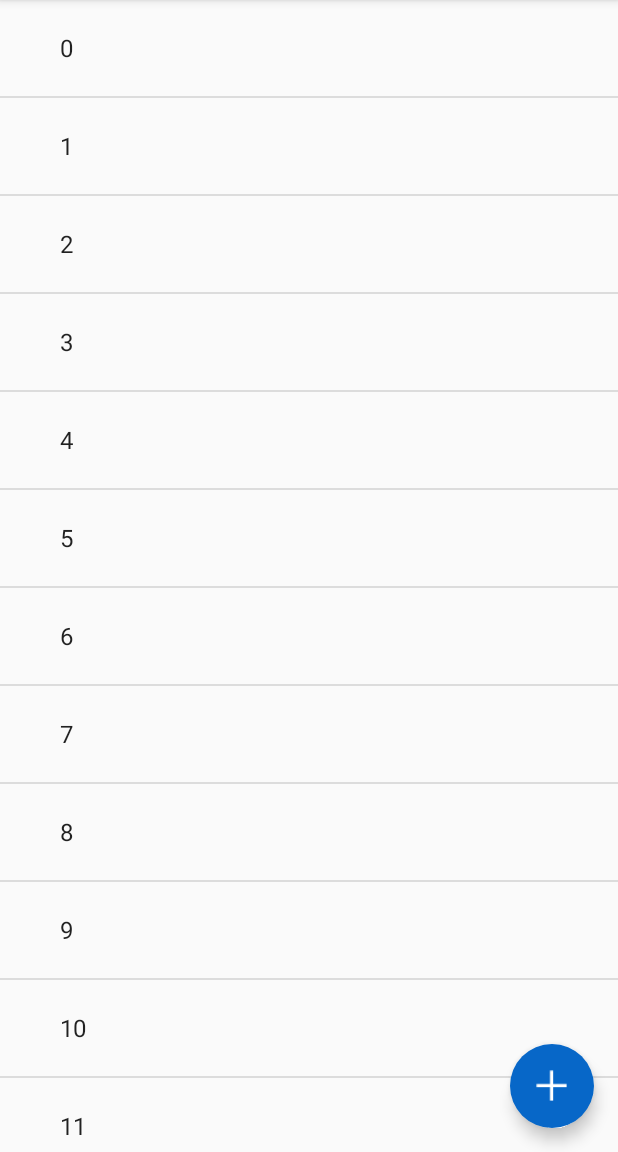
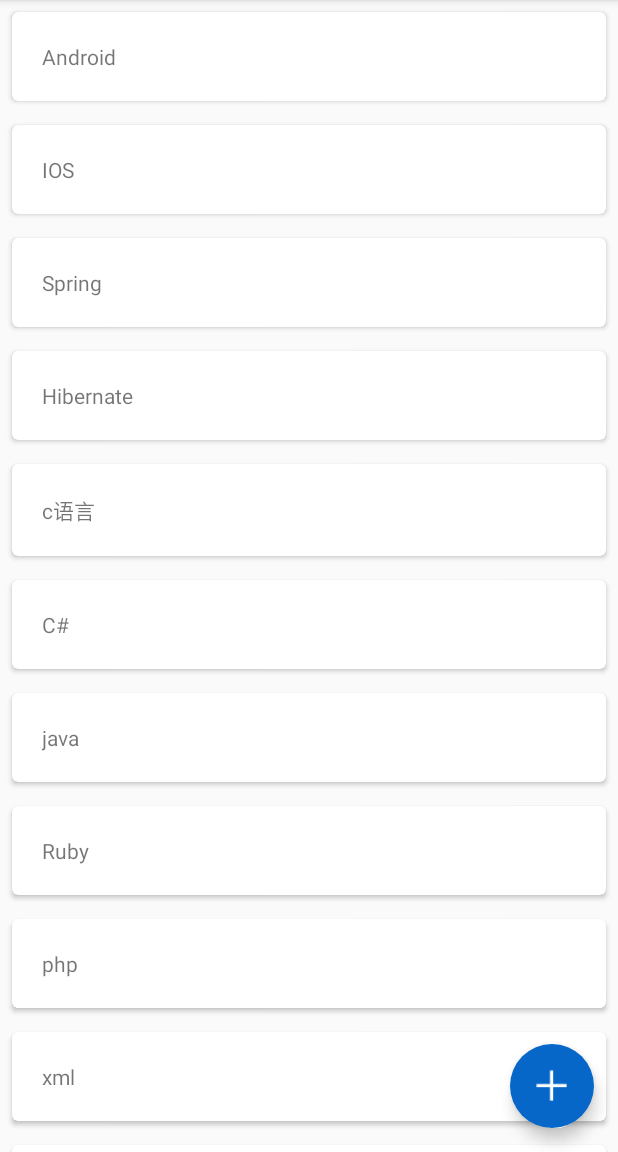
Before and after one commit to Limuyang1013/FloatingActionButtonDemo, an Android app: the screen it shows after launch (MainActivity), on a phone screen of 412 x 824 dp, the part 84-1236 px from its top. Run offline under Robolectric (Android 15) with nearby library versions, the phone set to English and light mode, and no system bars.

Commit message:
完善Lollipop和Kitkat的效果差异

```diff
--- a/app/build.gradle
+++ b/app/build.gradle
@@ -24,4 +24,6 @@ dependencies {
     testCompile 'junit:junit:4.12'
     compile 'com.android.support:appcompat-v7:23.0.1'
     compile 'com.android.support:design:23.0.1'
+    compile 'com.android.support:recyclerview-v7:23.0.1'
+    compile 'com.android.support:cardview-v7:23.0.1'
 }
--- a/app/src/main/java/com/muyang/fabdemo/FadeBehavior.java
+++ b/app/src/main/java/com/muyang/fabdemo/FadeBehavior.java
@@ -17,25 +17,58 @@ import android.widget.ListView;
 
 /**
  * Created by muyang on 2016/5/9.
+ * 实现这个动画的第三方库地址(ListView、RecycleView、ScrollView均可用)
+ * https://github.com/makovkastar/FloatingActionButton
  */
 public class FadeBehavior extends FloatingActionButton.Behavior {
+
+
+    /**
+     * 因为是在XML中使用app:layout_behavior定义静态的这种行为,
+     * 必须实现一个构造函数使布局的效果能够正常工作。
+     * 否则 Could not inflate Behavior subclass error messages.
+     * @param context
+     * @param attrs
+     */
     public FadeBehavior(Context context, AttributeSet attrs) {
         super();
     }
 
+    /**
+     * 处理垂直方向上的滚动事件
+     *
+     *  @param coordinatorLayout
+     *  @param child
+     *  @param directTargetChild
+     *  @param target
+     *  @param nestedScrollAxes
+     *  @return
+     */
     @Override
-    public boolean onStartNestedScroll(final CoordinatorLayout coordinatorLayout, final FloatingActionButton child,
-                                       final View directTargetChild, final View target, final int nestedScrollAxes) {
+    public boolean onStartNestedScroll(CoordinatorLayout coordinatorLayout,
+                                       FloatingActionButton child, View directTargetChild, View target, int nestedScrollAxes) {
+
         // Ensure we react to vertical scrolling
-        return nestedScrollAxes == ViewCompat.SCROLL_AXIS_VERTICAL
-                || super.onStartNestedScroll(coordinatorLayout, child, directTargetChild, target, nestedScrollAxes);
+        return nestedScrollAxes == ViewCompat.SCROLL_AXIS_VERTICAL ||
+                super.onStartNestedScroll(coordinatorLayout, child, directTargetChild, target,
+                        nestedScrollAxes);
     }
 
+    /**
+     * 检查Y的位置，并决定按钮是否动画进入或退出
+     * @param coordinatorLayout
+     * @param child
+     * @param target * @param dxConsumed
+     * @param dyConsumed
+     * @param dxUnconsumed
+     * @param dyUnconsumed
+     */
     @Override
-    public void onNestedScroll(final CoordinatorLayout coordinatorLayout, final FloatingActionButton child,
-                               final View target, final int dxConsumed, final int dyConsumed,
-                               final int dxUnconsumed, final int dyUnconsumed) {
-        super.onNestedScroll(coordinatorLayout, child, target, dxConsumed, dyConsumed, dxUnconsumed, dyUnconsumed);
+    public void onNestedScroll(CoordinatorLayout coordinatorLayout, FloatingActionButton child,
+                               View target, int dxConsumed, int dyConsumed, int dxUnconsumed, int dyUnconsumed) {
+        super.onNestedScroll(coordinatorLayout, child, target, dxConsumed, dyConsumed, dxUnconsumed,
+                dyUnconsumed);
+
         if (dyConsumed > 0 && child.getVisibility() == View.VISIBLE) {
             // User scrolled down and the FAB is currently visible -> hide the FAB
             child.hide();
--- a/app/src/main/java/com/muyang/fabdemo/MainActivity.java
+++ b/app/src/main/java/com/muyang/fabdemo/MainActivity.java
@@ -5,27 +5,25 @@ import android.support.design.widget.CoordinatorLayout;
 import android.support.design.widget.FloatingActionButton;
 import android.support.design.widget.Snackbar;
 import android.support.v7.app.AppCompatActivity;
+import android.support.v7.widget.LinearLayoutManager;
+import android.support.v7.widget.RecyclerView;
 import android.view.View;
-import android.widget.ArrayAdapter;
-import android.widget.ListView;
-
-import java.util.ArrayList;
-import java.util.List;
 
 public class MainActivity extends AppCompatActivity {
-    private ListView lv;
+    private RecyclerView recyclerView ;
     private FloatingActionButton fab;
     private CoordinatorLayout mCoor;
-    private List<String> listData;
 
     @Override
     protected void onCreate(Bundle savedInstanceState) {
         super.onCreate(savedInstanceState);
         setContentView(R.layout.activity_main);
-        lv = (ListView) findViewById(R.id.lv);
+        recyclerView= (RecyclerView) findViewById(R.id.mRecycleView);
         mCoor = (CoordinatorLayout) findViewById(R.id.coor);
         fab = (FloatingActionButton) findViewById(R.id.fab);
-        setData();
+        // 线性布局
+        recyclerView.setLayoutManager(new LinearLayoutManager(this));
+        recyclerView.setAdapter(new RecyclerViewAdapter(this));
         fab.setOnClickListener(new View.OnClickListener() {
             @Override
             public void onClick(View v) {
@@ -40,11 +38,5 @@ public class MainActivity extends AppCompatActivity {
             }
         });
     }
-    private void setData() {
-        listData = new ArrayList<String>();
-        for (int i = 0; i < 100; i++) {
-            listData.add(i + "");
-        }
-        lv.setAdapter(new ArrayAdapter(this, android.R.layout.simple_expandable_list_item_1, listData));
-    }
+
 }
--- /dev/null
+++ b/app/src/main/java/com/muyang/fabdemo/RecyclerViewAdapter.java
@@ -0,0 +1,60 @@
+package com.muyang.fabdemo;
+
+import android.content.Context;
+import android.support.v7.widget.RecyclerView;
+import android.util.Log;
+import android.view.LayoutInflater;
+import android.view.View;
+import android.view.ViewGroup;
+import android.widget.TextView;
+
+/**
+ * Created by Administrator on 2016/5/10.
+ */
+public class RecyclerViewAdapter extends RecyclerView.Adapter<RecyclerViewAdapter.NormalTextViewHolder> {
+
+    private final LayoutInflater mLayoutInflater;
+    private final Context mContext;
+    private String[] mTitles;
+
+    public RecyclerViewAdapter(Context context) {
+        mTitles = context.getResources().getStringArray(R.array.titles);
+        this.mContext = context;
+        mLayoutInflater = LayoutInflater.from(context);
+    }
+
+    @Override
+    public NormalTextViewHolder onCreateViewHolder(ViewGroup parent, int viewType) {
+        return new NormalTextViewHolder(mLayoutInflater.inflate(R.layout.item_text, parent, false));
+    }
+
+    @Override
+    public void onBindViewHolder(NormalTextViewHolder holder, int position) {
+        holder.mTextView.setText(mTitles[position]);
+    }
+
+    @Override
+    public int getItemCount() {
+        return mTitles == null ? 0 : mTitles.length;
+    }
+
+
+    public static class NormalTextViewHolder extends RecyclerView.ViewHolder {
+
+        TextView mTextView;
+
+
+        NormalTextViewHolder(View view) {
+            super(view);
+
+            mTextView = (TextView) view.findViewById(R.id.text_view);
+
+            view.setOnClickListener(new View.OnClickListener() {
+                @Override
+                public void onClick(View v) {
+                    Log.d("NormalTextViewHolder", "onClick--> position = " + getPosition());
+                }
+            });
+        }
+    }
+}
--- a/app/src/main/java/com/muyang/fabdemo/RotateBehavior.java
+++ b/app/src/main/java/com/muyang/fabdemo/RotateBehavior.java
@@ -32,7 +32,7 @@ public class RotateBehavior extends CoordinatorLayout.Behavior<FloatingActionBut
     public boolean onDependentViewChanged(CoordinatorLayout parent, FloatingActionButton child, View dependency) {
         float translationY = getFabTranslationYForSnackbar(parent, child);
         float percentComplete = -translationY / dependency.getHeight();
-        child.setRotation(-135* percentComplete);
+        child.setRotation(-135 * percentComplete);
         child.setTranslationY(translationY);
         return false;
     }
--- a/app/src/main/res/layout/activity_main.xml
+++ b/app/src/main/res/layout/activity_main.xml
@@ -3,29 +3,28 @@
     xmlns:app="http://schemas.android.com/apk/res-auto"
     android:id="@+id/coor"
     android:layout_width="match_parent"
-    android:layout_height="match_parent"
-    >
+    android:layout_height="match_parent">
 
-    <ListView
-        android:id="@+id/lv"
+    <android.support.v7.widget.RecyclerView
+        android:id="@+id/mRecycleView"
         android:layout_width="match_parent"
         android:layout_height="match_parent">
-
-    </ListView>
+    </android.support.v7.widget.RecyclerView>
 
     <android.support.design.widget.FloatingActionButton
         android:id="@+id/fab"
         android:layout_width="wrap_content"
         android:layout_height="wrap_content"
-        android:layout_margin="16dp"
+        android:layout_marginBottom="@dimen/fab_margin_bottom"
+        android:layout_marginRight="@dimen/fab_margin_right"
         android:src="@mipmap/plus"
         app:backgroundTint="#0767C8"
         app:borderWidth="0dp"
         app:elevation="6dp"
         app:fabSize="normal"
-        app:layout_anchor="@id/lv"
+        app:layout_anchor="@id/mRecycleView"
         app:layout_anchorGravity="bottom|right|end"
-        app:layout_behavior=".RotateBehavior"
+        app:layout_behavior=".FadeBehavior"
         app:pressedTranslationZ="12dp"
         app:rippleColor="#0767C8" />
 
--- /dev/null
+++ b/app/src/main/res/layout/item_text.xml
@@ -0,0 +1,15 @@
+<?xml version="1.0" encoding="utf-8"?>
+<android.support.v7.widget.CardView xmlns:android="http://schemas.android.com/apk/res/android"
+    xmlns:card_view="http://schemas.android.com/apk/res-auto"
+    android:id="@+id/cv_item"
+    android:layout_width="match_parent"
+    android:layout_height="wrap_content"
+    android:layout_margin="8dp"
+    card_view:cardCornerRadius="4dp">
+
+    <TextView
+        android:id="@+id/text_view"
+        android:layout_width="match_parent"
+        android:layout_height="wrap_content"
+        android:padding="20dp" />
+</android.support.v7.widget.CardView>
--- /dev/null
+++ b/app/src/main/res/values-v21/dimens.xml
@@ -0,0 +1,5 @@
+<?xml version="1.0" encoding="utf-8"?>
+<resources>
+    <dimen name="fab_margin_right">16dp</dimen>
+    <dimen name="fab_margin_bottom">16dp</dimen>
+</resources>
--- /dev/null
+++ b/app/src/main/res/values/arrays.xml
@@ -0,0 +1,26 @@
+<?xml version="1.0" encoding="utf-8"?>
+<resources>
+    <string-array name="titles">
+        <item>Android</item>
+        <item>IOS</item>
+        <item>Spring</item>
+        <item>Hibernate</item>
+        <item>c语言</item>
+        <item>C#</item>
+        <item>java </item>
+        <item>Ruby</item>
+        <item>php</item>
+        <item>xml</item>
+        <item>html</item>
+        <item>IOS</item>
+        <item>Spring</item>
+        <item>java </item>
+        <item>Ruby</item>
+        <item>php</item>
+        <item>java </item>
+        <item>Ruby</item>
+        <item>php</item>
+        <item>xml</item>
+        <item>html</item>
+    </string-array>
+</resources>
--- a/app/src/main/res/values/dimens.xml
+++ b/app/src/main/res/values/dimens.xml
@@ -2,4 +2,6 @@
     <!-- Default screen margins, per the Android Design guidelines. -->
     <dimen name="activity_horizontal_margin">16dp</dimen>
     <dimen name="activity_vertical_margin">16dp</dimen>
+    <dimen name="fab_margin_right">0dp</dimen>
+    <dimen name="fab_margin_bottom">0dp</dimen>
 </resources>
```
